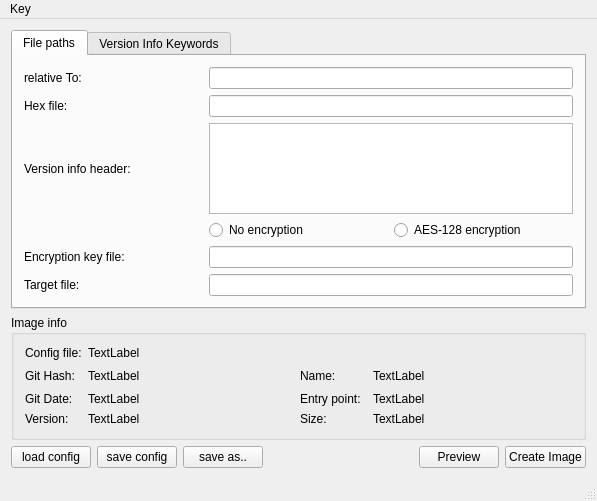
First picture: the form in imageCreator/project/src/mainwindow.ui, repository Crystal-Photonics/crystalBoot, before the edit.
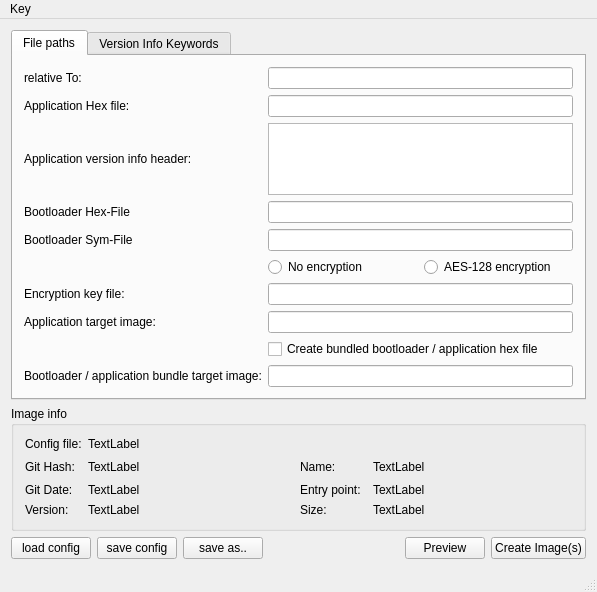
Second picture: the form after the edit.

```diff
--- a/imageCreator/project/src/mainwindow.ui
+++ b/imageCreator/project/src/mainwindow.ui
@@ -7,7 +7,7 @@
     <x>0</x>
     <y>0</y>
     <width>597</width>
-    <height>501</height>
+    <height>582</height>
    </rect>
   </property>
   <property name="windowTitle">
@@ -15,72 +15,7 @@
   </property>
   <widget class="QWidget" name="centralWidget">
    <layout class="QGridLayout" name="gridLayout">
-    <item row="9" column="0" colspan="3">
-     <layout class="QHBoxLayout" name="horizontalLayout">
-      <item>
-       <widget class="QPushButton" name="btnLoad">
-        <property name="text">
-         <string>load config</string>
-        </property>
-       </widget>
-      </item>
-      <item>
-       <widget class="QPushButton" name="btnSave">
-        <property name="text">
-         <string>save config</string>
-        </property>
-       </widget>
-      </item>
-      <item>
-       <widget class="QPushButton" name="btnSaveAs">
-        <property name="text">
-         <string>save as..</string>
-        </property>
-       </widget>
-      </item>
-      <item>
-       <spacer name="horizontalSpacer">
-        <property name="orientation">
-         <enum>Qt::Horizontal</enum>
-        </property>
-        <property name="sizeHint" stdset="0">
-         <size>
-          <width>40</width>
-          <height>20</height>
-         </size>
-        </property>
-       </spacer>
-      </item>
-      <item>
-       <widget class="QPushButton" name="btnPreview">
-        <property name="text">
-         <string>Preview</string>
-        </property>
-       </widget>
-      </item>
-      <item>
-       <widget class="QPushButton" name="btnCreateImage">
-        <property name="text">
-         <string>Create Image</string>
-        </property>
-       </widget>
-      </item>
-     </layout>
-    </item>
-    <item row="6" column="0">
-     <spacer name="verticalSpacer">
-      <property name="orientation">
-       <enum>Qt::Vertical</enum>
-      </property>
-      <property name="sizeHint" stdset="0">
-       <size>
-        <width>20</width>
-        <height>40</height>
-       </size>
-      </property>
-     </spacer>
-    </item>
-    <item row="7" column="0" colspan="3">
+    <item row="7" column="0" colspan="2">
      <widget class="QTabWidget" name="tabWidget">
       <property name="currentIndex">
        <number>0</number>
@@ -90,60 +25,13 @@
         <string>File paths</string>
        </attribute>
        <layout class="QGridLayout" name="gridLayout_2">
-        <item row="4" column="0">
-         <widget class="QLabel" name="label_3">
+        <item row="0" column="0">
+         <widget class="QLabel" name="label_17">
           <property name="text">
-           <string>Encryption key file:</string>
+           <string>relative To:</string>
           </property>
          </widget>
         </item>
-        <item row="5" column="0">
-         <widget class="QLabel" name="label_5">
-          <property name="text">
-           <string>Target file:</string>
-          </property>
-         </widget>
-        </item>
-        <item row="1" column="0">
-         <widget class="QLabel" name="label">
-          <property name="text">
-           <string>Hex file:</string>
-          </property>
-         </widget>
-        </item>
-        <item row="2" column="0">
-         <widget class="QLabel" name="label_2">
-          <property name="text">
-           <string>Version info header:</string>
-          </property>
-         </widget>
-        </item>
-        <item row="3" column="1">
-         <widget class="QRadioButton" name="rbtn_crypt_plain">
-          <property name="text">
-           <string>No encryption</string>
-          </property>
-         </widget>
-        </item>
-        <item row="3" column="2">
-         <widget class="QRadioButton" name="rbtn_crypt_aes">
-          <property name="text">
-           <string>AES-128 encryption</string>
-          </property>
-         </widget>
-        </item>
-        <item row="4" column="1" colspan="2">
-         <widget class="QLineEdit" name="edt_encryptionKey"/>
-        </item>
-        <item row="5" column="1" colspan="2">
-         <widget class="QLineEdit" name="edt_targetFile"/>
-        </item>
-        <item row="2" column="1" colspan="2">
-         <widget class="QPlainTextEdit" name="edt_versionInfoHeader"/>
-        </item>
-        <item row="1" column="1" colspan="2">
-         <widget class="QLineEdit" name="edt_hexFile"/>
-        </item>
         <item row="0" column="1" colspan="2">
          <widget class="QLineEdit" name="edtRelative">
           <property name="autoFillBackground">
@@ -154,10 +42,94 @@
           </property>
          </widget>
         </item>
-        <item row="0" column="0">
-         <widget class="QLabel" name="label_17">
+        <item row="1" column="1" colspan="2">
+         <widget class="QLineEdit" name="edt_app_hex_file"/>
+        </item>
+        <item row="2" column="1" colspan="2">
+         <widget class="QPlainTextEdit" name="edt_versionInfoHeader"/>
+        </item>
+        <item row="7" column="1" colspan="2">
+         <widget class="QLineEdit" name="edt_application_target_file"/>
+        </item>
+        <item row="6" column="1" colspan="2">
+         <widget class="QLineEdit" name="edt_encryptionKey"/>
+        </item>
+        <item row="5" column="2">
+         <widget class="QRadioButton" name="rbtn_crypt_aes">
           <property name="text">
-           <string>relative To:</string>
+           <string>AES-128 encryption</string>
+          </property>
+         </widget>
+        </item>
+        <item row="5" column="1">
+         <widget class="QRadioButton" name="rbtn_crypt_plain">
+          <property name="text">
+           <string>No encryption</string>
+          </property>
+         </widget>
+        </item>
+        <item row="2" column="0">
+         <widget class="QLabel" name="label_2">
+          <property name="text">
+           <string>Application version info header:</string>
+          </property>
+         </widget>
+        </item>
+        <item row="1" column="0">
+         <widget class="QLabel" name="label">
+          <property name="text">
+           <string>Application Hex file:</string>
+          </property>
+         </widget>
+        </item>
+        <item row="7" column="0">
+         <widget class="QLabel" name="label_5">
+          <property name="text">
+           <string>Application target image:</string>
+          </property>
+         </widget>
+        </item>
+        <item row="6" column="0">
+         <widget class="QLabel" name="label_3">
+          <property name="text">
+           <string>Encryption key file:</string>
+          </property>
+         </widget>
+        </item>
+        <item row="3" column="0">
+         <widget class="QLabel" name="label_4">
+          <property name="text">
+           <string>Bootloader Hex-File</string>
+          </property>
+         </widget>
+        </item>
+        <item row="9" column="1" colspan="2">
+         <widget class="QLineEdit" name="edt_bundle_target"/>
+        </item>
+        <item row="4" column="1" colspan="2">
+         <widget class="QLineEdit" name="edt_bootloader_symbol_file"/>
+        </item>
+        <item row="4" column="0">
+         <widget class="QLabel" name="label_18">
+          <property name="text">
+           <string>Bootloader Sym-File</string>
+          </property>
+         </widget>
+        </item>
+        <item row="9" column="0">
+         <widget class="QLabel" name="label_19">
+          <property name="text">
+           <string>Bootloader / application bundle target image:</string>
+          </property>
+         </widget>
+        </item>
+        <item row="3" column="1" colspan="2">
+         <widget class="QLineEdit" name="edt_bootloader_hex_file"/>
+        </item>
+        <item row="8" column="1" colspan="2">
+         <widget class="QCheckBox" name="cbtn_create_bundle">
+          <property name="text">
+           <string>Create bundled bootloader / application hex file</string>
           </property>
          </widget>
         </item>
@@ -241,7 +213,72 @@
       </widget>
      </widget>
     </item>
-    <item row="8" column="0" colspan="3">
+    <item row="6" column="0">
+     <spacer name="verticalSpacer">
+      <property name="orientation">
+       <enum>Qt::Vertical</enum>
+      </property>
+      <property name="sizeHint" stdset="0">
+       <size>
+        <width>20</width>
+        <height>40</height>
+       </size>
+      </property>
+     </spacer>
+    </item>
+    <item row="9" column="0" colspan="2">
+     <layout class="QHBoxLayout" name="horizontalLayout">
+      <item>
+       <widget class="QPushButton" name="btnLoad">
+        <property name="text">
+         <string>load config</string>
+        </property>
+       </widget>
+      </item>
+      <item>
+       <widget class="QPushButton" name="btnSave">
+        <property name="text">
+         <string>save config</string>
+        </property>
+       </widget>
+      </item>
+      <item>
+       <widget class="QPushButton" name="btnSaveAs">
+        <property name="text">
+         <string>save as..</string>
+        </property>
+       </widget>
+      </item>
+      <item>
+       <spacer name="horizontalSpacer">
+        <property name="orientation">
+         <enum>Qt::Horizontal</enum>
+        </property>
+        <property name="sizeHint" stdset="0">
+         <size>
+          <width>40</width>
+          <height>20</height>
+         </size>
+        </property>
+       </spacer>
+      </item>
+      <item>
+       <widget class="QPushButton" name="btnPreview">
+        <property name="text">
+         <string>Preview</string>
+        </property>
+       </widget>
+      </item>
+      <item>
+       <widget class="QPushButton" name="btnCreateImage">
+        <property name="text">
+         <string>Create Image(s)</string>
+        </property>
+       </widget>
+      </item>
+     </layout>
+    </item>
+    <item row="8" column="0" colspan="2">
      <widget class="QGroupBox" name="groupBox">
       <property name="title">
        <string>Image info</string>
```
